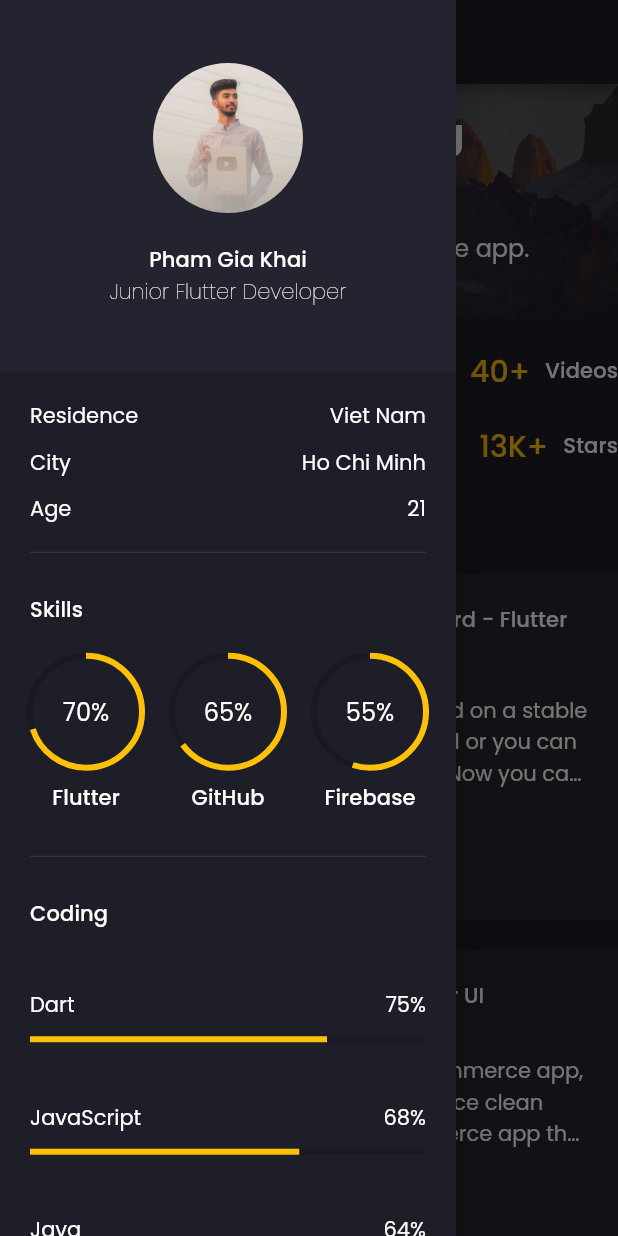
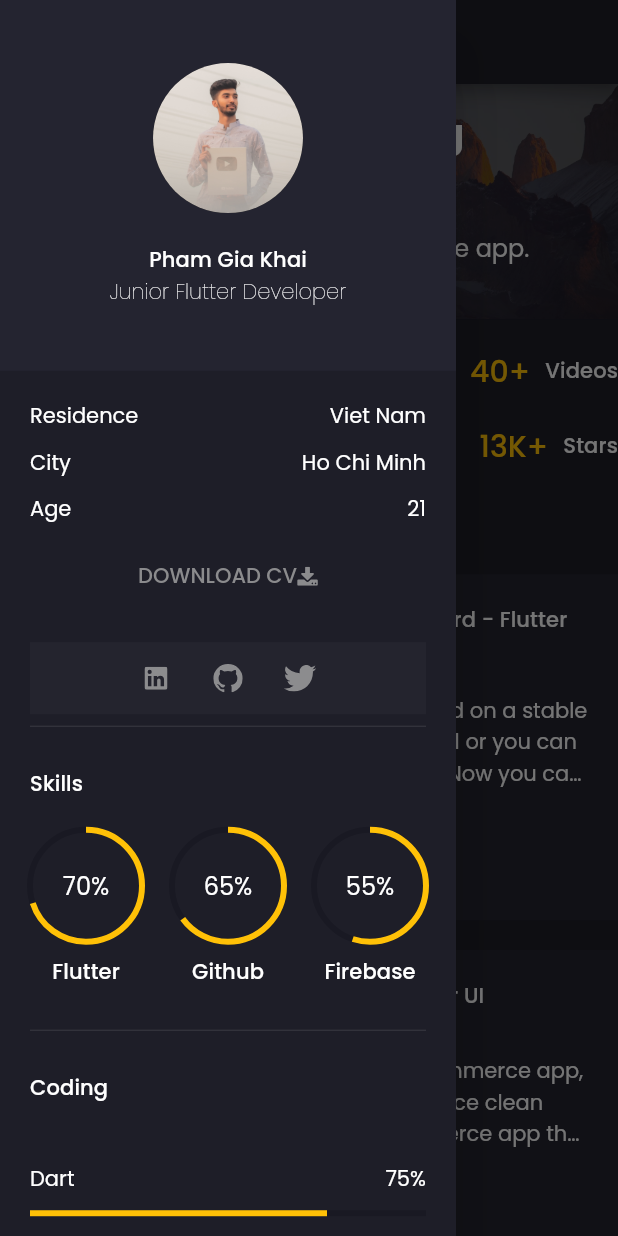
Before and after one commit to 14h4i/portfolio, a Flutter app: the screen it shows after launch, after a tap on the "menu" icon, on a phone screen of 412 x 824 dp. Run offline on Flutter 3.47's test engine with Material 2 defaults, Android fonts, the phone set to English and light mode, and no system bars; drawn by our look-alikes of animated_text_kit; our stand-ins replace flutter_svg, google_fonts.

Commit message:
UPDATE: Side Menu

```diff
--- a/lib/modules/dashboard/widgets/coding.dart
+++ b/lib/modules/dashboard/widgets/coding.dart
@@ -1,5 +1,6 @@
 import 'package:flutter/material.dart';
 import 'package:portfolio/utils/constant_utils.dart';
+import 'package:portfolio/utils/info_utils.dart';
 import 'package:portfolio/widgets/animated_linear_progress_indicator.dart';
 
 class Coding extends StatelessWidget {
@@ -21,27 +22,21 @@ class Coding extends StatelessWidget {
             style: Theme.of(context).textTheme.subtitle2,
           ),
         ),
-        const AnimatedLinearProgressIndicator(
-          label: 'Dart',
-          percentage: 0.75,
-        ),
-        const AnimatedLinearProgressIndicator(
-          label: 'JavaScript',
-          percentage: 0.68,
-        ),
-        const AnimatedLinearProgressIndicator(
-          label: 'Java',
-          percentage: 0.64,
-        ),
-        const AnimatedLinearProgressIndicator(
-          label: 'SQL',
-          percentage: 0.57,
-        ),
-        const AnimatedLinearProgressIndicator(
-          label: 'C++',
-          percentage: 0.66,
-        ),
+        ..._buildCoding(),
       ],
     );
   }
+
+  List<Widget> _buildCoding() {
+    List<Widget> list = [];
+    for (int i = 0; i < InfoUtils.codings.length; i++) {
+      list.add(
+        AnimatedLinearProgressIndicator(
+          label: InfoUtils.codings.keys.elementAt(i),
+          percentage: InfoUtils.codings.values.elementAt(i),
+        ),
+      );
+    }
+    return list;
+  }
 }
--- /dev/null
+++ b/lib/modules/dashboard/widgets/knowledge_text.dart
@@ -0,0 +1,26 @@
+import 'package:flutter/material.dart';
+import 'package:flutter_svg/flutter_svg.dart';
+import 'package:portfolio/utils/constant_utils.dart';
+import 'package:portfolio/utils/icon_utils.dart';
+
+class KnowledgeText extends StatelessWidget {
+  final String text;
+  const KnowledgeText({
+    Key? key,
+    required this.text,
+  }) : super(key: key);
+
+  @override
+  Widget build(BuildContext context) {
+    return Padding(
+      padding: const EdgeInsets.only(bottom: ConstantUtils.defaultPadding / 2),
+      child: Row(
+        children: [
+          SvgPicture.asset(IconUtils.check),
+          const SizedBox(width: ConstantUtils.defaultPadding / 2),
+          Text(text),
+        ],
+      ),
+    );
+  }
+}
--- a/lib/modules/dashboard/widgets/knowledges.dart
+++ b/lib/modules/dashboard/widgets/knowledges.dart
@@ -1,7 +1,7 @@
 import 'package:flutter/material.dart';
-import 'package:flutter_svg/flutter_svg.dart';
+import 'package:portfolio/modules/dashboard/widgets/knowledge_text.dart';
 import 'package:portfolio/utils/constant_utils.dart';
-import 'package:portfolio/utils/icon_utils.dart';
+import 'package:portfolio/utils/info_utils.dart';
 
 class Knowledges extends StatelessWidget {
   const Knowledges({
@@ -22,33 +22,20 @@ class Knowledges extends StatelessWidget {
             style: Theme.of(context).textTheme.subtitle2,
           ),
         ),
-        const KnowledgeText(text: 'Flutter, Dart'),
-        const KnowledgeText(text: 'Stylus, Sass, Less'),
-        const KnowledgeText(text: 'Gulp, Webpack, Grunt'),
-        const KnowledgeText(text: 'GTT Knowledge'),
+        ..._buildKnowledges(),
       ],
     );
   }
-}
 
-class KnowledgeText extends StatelessWidget {
-  final String text;
-  const KnowledgeText({
-    Key? key,
-    required this.text,
-  }) : super(key: key);
-
-  @override
-  Widget build(BuildContext context) {
-    return Padding(
-      padding: const EdgeInsets.only(bottom: ConstantUtils.defaultPadding / 2),
-      child: Row(
-        children: [
-          SvgPicture.asset(IconUtils.check),
-          const SizedBox(width: ConstantUtils.defaultPadding / 2),
-          Text(text),
-        ],
-      ),
-    );
+  List<Widget> _buildKnowledges() {
+    List<Widget> list = [];
+    for (int i = 0; i < InfoUtils.knowledges.length; i++) {
+      list.add(
+        KnowledgeText(
+          text: InfoUtils.knowledges.elementAt(i),
+        ),
+      );
+    }
+    return list;
   }
 }
--- a/lib/modules/dashboard/widgets/side_menu.dart
+++ b/lib/modules/dashboard/widgets/side_menu.dart
@@ -60,12 +60,6 @@ class _SideMenuState extends State<SideMenu> {
                     title: 'Age',
                     text: InfoUtils.age,
                   ),
-                  const Skills(),
-                  const SizedBox(height: ConstantUtils.defaultPadding),
-                  const Coding(),
-                  const Knowledges(),
-                  const Divider(),
-                  const SizedBox(height: ConstantUtils.defaultPadding / 2),
                   TextButton(
                     child: FittedBox(
                       child: Row(
@@ -104,7 +98,13 @@ class _SideMenuState extends State<SideMenu> {
                         const Spacer(),
                       ],
                     ),
-                  )
+                  ),
+                  const Skills(),
+                  const SizedBox(height: ConstantUtils.defaultPadding),
+                  const Coding(),
+                  const Knowledges(),
+                  const Divider(),
+                  const SizedBox(height: ConstantUtils.defaultPadding / 2),
                 ],
               ),
             )),
--- a/lib/modules/dashboard/widgets/skills.dart
+++ b/lib/modules/dashboard/widgets/skills.dart
@@ -24,34 +24,33 @@ class Skills extends StatelessWidget {
           ),
         ),
         Row(
-          children: const [
-            Expanded(
-              child: AnimatedCircularProgressIndicator(
-                label: "Flutter",
-                percentage: InfoUtils.percentageFlutter,
-              ),
-            ),
-            SizedBox(
-              width: ConstantUtils.defaultPadding,
-            ),
-            Expanded(
-              child: AnimatedCircularProgressIndicator(
-                label: "GitHub",
-                percentage: InfoUtils.percentageGithub,
-              ),
-            ),
-            SizedBox(
-              width: ConstantUtils.defaultPadding,
-            ),
-            Expanded(
-              child: AnimatedCircularProgressIndicator(
-                label: "Firebase",
-                percentage: InfoUtils.percentageFirebase,
-              ),
-            ),
+          children: [
+            ..._buildSkills(),
           ],
         ),
       ],
     );
   }
+
+  List<Widget> _buildSkills() {
+    List<Widget> list = [];
+    for (int i = 0; i < InfoUtils.skills.length; i++) {
+      list.add(
+        Expanded(
+          child: AnimatedCircularProgressIndicator(
+            label: InfoUtils.skills.keys.elementAt(i),
+            percentage: InfoUtils.skills.values.elementAt(i),
+          ),
+        ),
+      );
+      if (i != InfoUtils.skills.length - 1) {
+        list.add(
+          const SizedBox(
+            width: ConstantUtils.defaultPadding,
+          ),
+        );
+      }
+    }
+    return list;
+  }
 }
--- a/lib/utils/info_utils.dart
+++ b/lib/utils/info_utils.dart
@@ -4,7 +4,25 @@ class InfoUtils {
   static const String residence = 'Viet Nam';
   static const String city = 'Ho Chi Minh';
   static const String age = '21';
-  static const double percentageFlutter = 0.7;
-  static const double percentageGithub = 0.65;
-  static const double percentageFirebase = 0.55;
+
+  static const Map<String, double> skills = {
+    'Flutter': 0.7,
+    'Github': 0.65,
+    'Firebase': 0.55,
+  };
+
+  static const Map<String, double> codings = {
+    'Dart': 0.75,
+    'JavaScript': 0.68,
+    'Java': 0.64,
+    'SQL': 0.57,
+    'C++': 0.66,
+  };
+
+  static const List<String> knowledges = [
+    'Flutter, Dart',
+    'Firebase, Firestore, Storage',
+    'Nodejs ,Cloud Functions',
+    'java Servlet, JSP',
+  ];
 }
```
